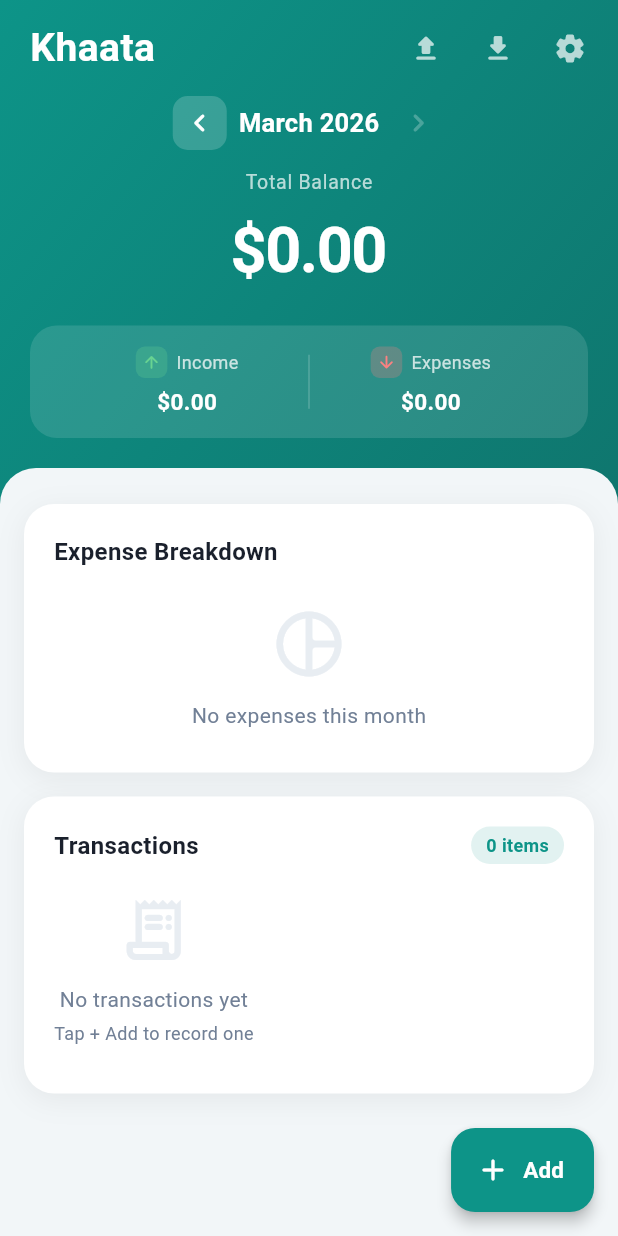
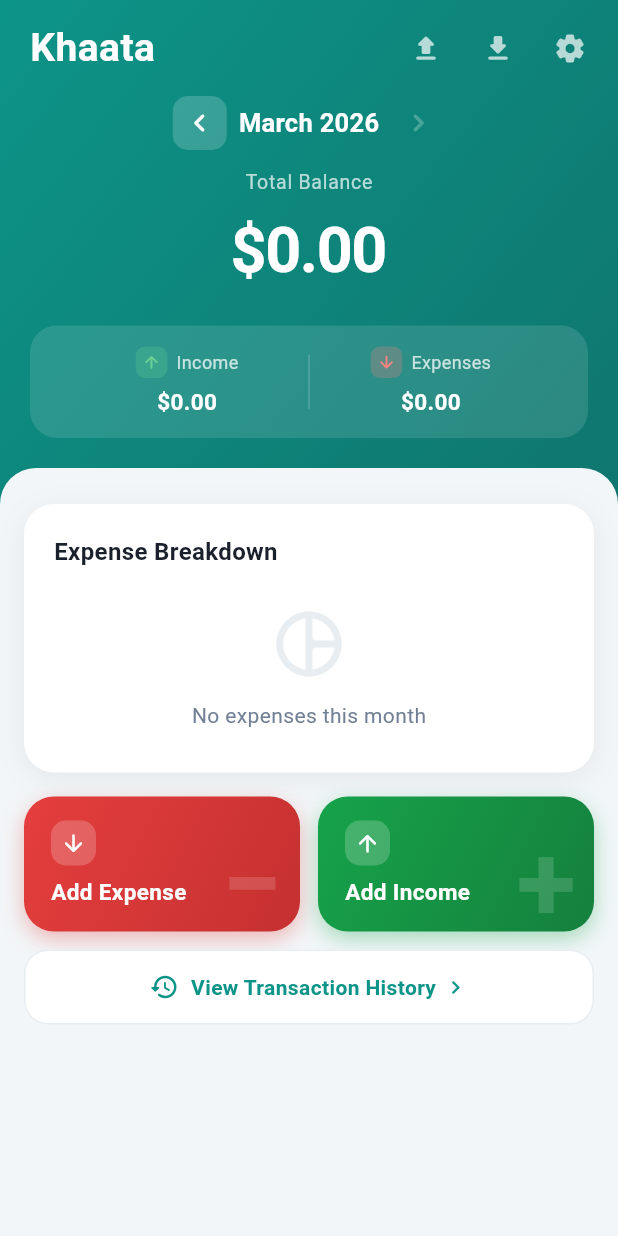
Before and after one commit to hamzaawan99/khaata, a Flutter app: the screen it shows after launch, on a phone screen of 412 x 824 dp. Run offline on Flutter 3.47's test engine with Material 3 defaults, Android fonts, the light colour scheme and no system bars; our stand-ins replace csv, file_picker, fl_chart, flutter_slidable, shared_preferences, sqflite; accounts and stored records are empty.

Commit message:
[FEAT] Added Separate Buttons For Income/Expense

```diff
--- a/lib/screens/dashboard_screen.dart
+++ b/lib/screens/dashboard_screen.dart
@@ -4,9 +4,10 @@ import 'package:fl_chart/fl_chart.dart';
 import '../providers/transaction_provider.dart';
 import '../providers/settings_provider.dart';
 import '../constants/app_constants.dart';
-import '../widgets/transaction_list.dart';
 import '../widgets/add_transaction_screen.dart';
 import '../screens/settings_screen.dart';
+import '../screens/transaction_history_screen.dart';
+import '../models/transaction.dart';
 import 'package:file_picker/file_picker.dart';
 
 class DashboardScreen extends StatefulWidget {
@@ -71,8 +72,8 @@ class _DashboardScreenState extends State<DashboardScreen> {
                     children: [
                       _buildHeader(context, provider, c, settings),
                       _buildChartCard(context, provider, c),
-                      _buildTransactionCard(context, provider, c),
-                      const SizedBox(height: 96),
+                      _buildQuickActions(context, c),
+                      const SizedBox(height: 32),
                     ],
                   ),
                 );
@@ -80,19 +81,6 @@ class _DashboardScreenState extends State<DashboardScreen> {
             ),
           );
         },
-      ),
-      floatingActionButton: FloatingActionButton.extended(
-        onPressed: () => _showAddTransaction(context),
-        backgroundColor: AppConstants.primaryColor,
-        elevation: 4,
-        icon: const Icon(Icons.add_rounded, color: Colors.white),
-        label: const Text(
-          'Add',
-          style: TextStyle(
-              color: Colors.white,
-              fontWeight: FontWeight.bold,
-              fontSize: 15),
-        ),
       ),
     );
   }
@@ -418,69 +406,94 @@ class _DashboardScreenState extends State<DashboardScreen> {
     );
   }
 
-  // ─── Transaction Card ──────────────────────────────────────────────────────
+  // ─── Quick Actions ─────────────────────────────────────────────────────────
 
-  Widget _buildTransactionCard(
-      BuildContext context, TransactionProvider provider, AppColors c) {
+  Widget _buildQuickActions(BuildContext context, AppColors c) {
     return Padding(
       padding: const EdgeInsets.fromLTRB(16, 0, 16, 0),
-      child: Container(
-        decoration: BoxDecoration(
-          color: c.surface,
-          borderRadius: BorderRadius.circular(20),
-          boxShadow: [
-            BoxShadow(
-                color: Colors.black.withOpacity(0.06),
-                blurRadius: 16,
-                offset: const Offset(0, 4)),
-          ],
-        ),
-        child: Column(
-          crossAxisAlignment: CrossAxisAlignment.start,
-          children: [
-            Padding(
-              padding: const EdgeInsets.fromLTRB(20, 20, 20, 12),
-              child: Row(
-                children: [
-                  Text('Transactions',
-                      style: TextStyle(
-                          fontSize: 16,
-                          fontWeight: FontWeight.bold,
-                          color: c.text)),
-                  const Spacer(),
-                  Container(
-                    padding: const EdgeInsets.symmetric(
-                        horizontal: 10, vertical: 4),
-                    decoration: BoxDecoration(
-                      color: AppConstants.primaryColor.withOpacity(0.12),
-                      borderRadius: BorderRadius.circular(20),
-                    ),
-                    child: Text(
-                      '${provider.currentMonthTransactions.length} items',
-                      style: const TextStyle(
-                          fontSize: 12,
-                          color: AppConstants.primaryColor,
-                          fontWeight: FontWeight.w600),
+      child: Column(
+        children: [
+          // Two add buttons
+          Row(
+            children: [
+              Expanded(
+                child: _QuickAddButton(
+                  label: 'Expense',
+                  symbol: '−',
+                  color: AppConstants.expenseColor,
+                  darkColor: AppConstants.expenseDark,
+                  icon: Icons.arrow_downward_rounded,
+                  onTap: () => Navigator.push(
+                    context,
+                    MaterialPageRoute(
+                      builder: (_) => const AddTransactionScreen(
+                          initialType: TransactionType.expense),
                     ),
                   ),
+                ),
+              ),
+              const SizedBox(width: 12),
+              Expanded(
+                child: _QuickAddButton(
+                  label: 'Income',
+                  symbol: '+',
+                  color: AppConstants.incomeColor,
+                  darkColor: AppConstants.incomeDark,
+                  icon: Icons.arrow_upward_rounded,
+                  onTap: () => Navigator.push(
+                    context,
+                    MaterialPageRoute(
+                      builder: (_) => const AddTransactionScreen(
+                          initialType: TransactionType.income),
+                    ),
+                  ),
+                ),
+              ),
+            ],
+          ),
+          const SizedBox(height: 12),
+          // History button
+          GestureDetector(
+            onTap: () => Navigator.push(
+              context,
+              MaterialPageRoute(
+                  builder: (_) => const TransactionHistoryScreen()),
+            ),
+            child: Container(
+              width: double.infinity,
+              padding: const EdgeInsets.symmetric(vertical: 14),
+              decoration: BoxDecoration(
+                color: c.surface,
+                borderRadius: BorderRadius.circular(16),
+                border: Border.all(color: c.divider),
+              ),
+              child: Row(
+                mainAxisAlignment: MainAxisAlignment.center,
+                children: [
+                  Icon(Icons.history_rounded,
+                      color: AppConstants.primaryColor, size: 20),
+                  const SizedBox(width: 8),
+                  Text(
+                    'View Transaction History',
+                    style: TextStyle(
+                      color: AppConstants.primaryColor,
+                      fontWeight: FontWeight.w600,
+                      fontSize: 14,
+                    ),
+                  ),
+                  const SizedBox(width: 4),
+                  Icon(Icons.chevron_right_rounded,
+                      color: AppConstants.primaryColor, size: 18),
                 ],
               ),
             ),
-            TransactionList(
-                transactions: provider.currentMonthTransactions),
-            const SizedBox(height: 12),
-          ],
-        ),
+          ),
+        ],
       ),
     );
   }
 
   // ─── Dialogs ───────────────────────────────────────────────────────────────
-
-  void _showAddTransaction(BuildContext context) {
-    Navigator.push(context,
-        MaterialPageRoute(builder: (_) => const AddTransactionScreen()));
-  }
 
   void _showExportDialog(BuildContext context) {
     showDialog(
@@ -675,3 +688,92 @@ class _SummaryPill extends StatelessWidget {
     );
   }
 }
+
+// ─────────────────────────────────────────────────────────────────────────────
+
+class _QuickAddButton extends StatelessWidget {
+  final String label;
+  final String symbol;
+  final Color color;
+  final Color darkColor;
+  final IconData icon;
+  final VoidCallback onTap;
+
+  const _QuickAddButton({
+    required this.label,
+    required this.symbol,
+    required this.color,
+    required this.darkColor,
+    required this.icon,
+    required this.onTap,
+  });
+
+  @override
+  Widget build(BuildContext context) {
+    return GestureDetector(
+      onTap: onTap,
+      child: Container(
+        height: 90,
+        decoration: BoxDecoration(
+          gradient: LinearGradient(
+            begin: Alignment.topLeft,
+            end: Alignment.bottomRight,
+            colors: [color, darkColor],
+          ),
+          borderRadius: BorderRadius.circular(20),
+          boxShadow: [
+            BoxShadow(
+              color: color.withValues(alpha: 0.35),
+              blurRadius: 12,
+              offset: const Offset(0, 5),
+            ),
+          ],
+        ),
+        child: Stack(
+          children: [
+            // Large background symbol
+            Positioned(
+              right: 12,
+              bottom: -4,
+              child: Text(
+                symbol,
+                style: TextStyle(
+                  color: Colors.white.withValues(alpha: 0.15),
+                  fontSize: 72,
+                  fontWeight: FontWeight.bold,
+                  height: 1,
+                ),
+              ),
+            ),
+            // Content
+            Padding(
+              padding: const EdgeInsets.fromLTRB(18, 16, 18, 16),
+              child: Column(
+                crossAxisAlignment: CrossAxisAlignment.start,
+                mainAxisAlignment: MainAxisAlignment.spaceBetween,
+                children: [
+                  Container(
+                    padding: const EdgeInsets.all(6),
+                    decoration: BoxDecoration(
+                      color: Colors.white.withValues(alpha: 0.2),
+                      borderRadius: BorderRadius.circular(10),
+                    ),
+                    child: Icon(icon, color: Colors.white, size: 18),
+                  ),
+                  Text(
+                    'Add $label',
+                    style: const TextStyle(
+                      color: Colors.white,
+                      fontSize: 15,
+                      fontWeight: FontWeight.bold,
+                    ),
+                  ),
+                ],
+              ),
+            ),
+          ],
+        ),
+      ),
+    );
+  }
+}
```
Also changed, not shown: lib/screens/transaction_history_screen.dart (added, +305 -0 lines), lib/widgets/add_transaction_screen.dart (+7 -2 lines).
